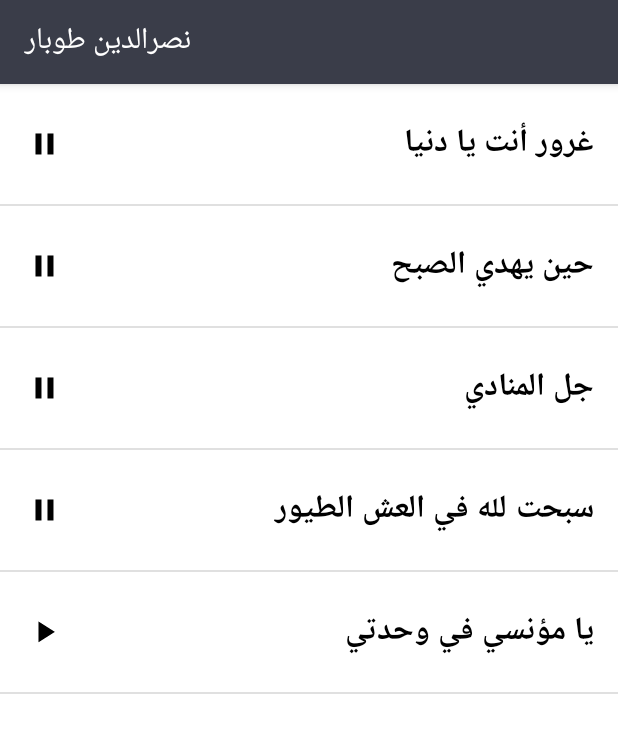
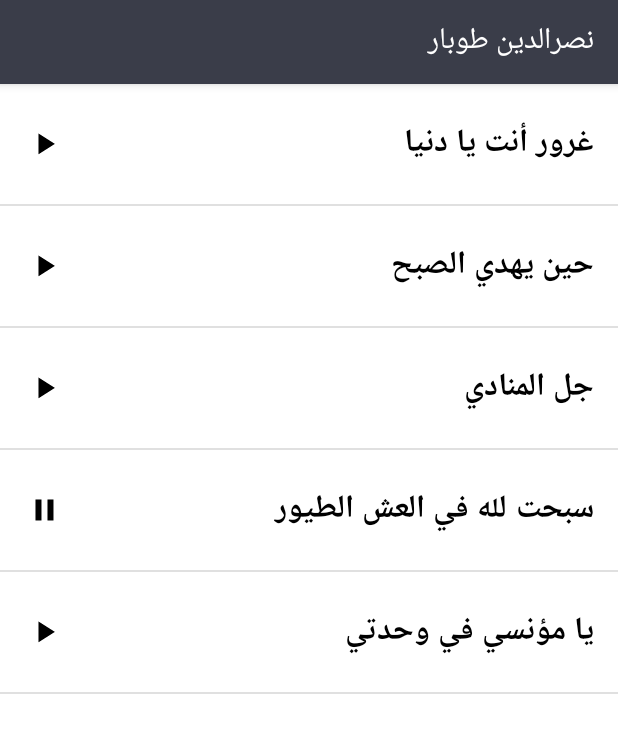
Before and after one commit to anasmannaa/ibtihalat, an Android app: the TobarActivity screen opened directly, with no data from a screen before it, after a tap on "سبحت لله في العش الطيور", on a phone screen of 412 x 824 dp. Shown: the top 733 px of the screen. Run offline under Robolectric (Android 15) with nearby library versions, the light colour scheme and no system bars.

Commit message:
configure player icon status and fix rtl layout direction of the status bar

```diff
--- a/app/src/main/java/com/anasmana/ibtihalat/TobarActivity.java
+++ b/app/src/main/java/com/anasmana/ibtihalat/TobarActivity.java
@@ -2,11 +2,12 @@ package com.anasmana.ibtihalat;
 
 import androidx.appcompat.app.AppCompatActivity;
 
+import android.annotation.TargetApi;
 import android.content.Context;
 import android.media.AudioManager;
 import android.media.MediaPlayer;
+import android.os.Build;
 import android.os.Bundle;
-import android.util.Log;
 import android.view.View;
 import android.widget.AdapterView;
 import android.widget.ImageView;
@@ -21,6 +22,7 @@ public class TobarActivity extends AppCompatActivity {
     private int mAudioFileNumber;
     private boolean mStopped = false;
     private int mLength = 0;
+    private ImageView listItemPlayerImage;
 
     private MediaPlayer.OnCompletionListener mCompleteListener = new MediaPlayer.OnCompletionListener() {
         @Override
@@ -47,6 +49,7 @@ public class TobarActivity extends AppCompatActivity {
     @Override
     protected void onCreate(Bundle savedInstanceState) {
         super.onCreate(savedInstanceState);
+        forceRTLIfSupported();
         setContentView(R.layout.word_list);
 
         mAudioManager = (AudioManager) getSystemService(Context.AUDIO_SERVICE);
@@ -70,40 +73,29 @@ public class TobarActivity extends AppCompatActivity {
         listView.setOnItemClickListener(new AdapterView.OnItemClickListener() {
             @Override
             public void onItemClick(AdapterView<?> adapterView, View view, int i, long l) {
-                ImageView listItemPlayerImage = (ImageView) view.findViewById(R.id.playerImage);
 
-                if(mMediaPlayer != null && mAudioFileNumber == i){
-                    if(mStopped) {
-                        mMediaPlayer.seekTo(mLength);
-                        mMediaPlayer.start();
-                        mStopped = false;
-                        listItemPlayerImage.setImageResource(R.mipmap.ic_stop);
-                        return;
+                if (mMediaPlayer != null) {
+                    if (mAudioFileNumber == i) {
+                        if (mStopped) {
+                            mMediaPlayer.seekTo(mLength);
+                            mMediaPlayer.start();
+                            mStopped = false;
+                            listItemPlayerImage.setImageResource(R.mipmap.ic_stop);
+                            return;
+                        } else {
+                            mMediaPlayer.pause();
+                            mLength = mMediaPlayer.getCurrentPosition();
+                            mStopped = true;
+                            listItemPlayerImage.setImageResource(R.mipmap.ic_player);
+                            return;
+                        }
                     } else {
-                        mMediaPlayer.pause();
-                        mLength=mMediaPlayer.getCurrentPosition();
-                        mStopped = true;
                         listItemPlayerImage.setImageResource(R.mipmap.ic_player);
-                        return;
+                        playAudio(words.get(i), view, i);
+
                     }
-                } else {
-                    mAudioFileNumber = i;
                 }
-
-                releaseMediaPlayer();
-                mAudioFileNumber = i;
-                Word word = words.get(i);
-
-                int result = mAudioManager.requestAudioFocus(mOnAudioFocusChangeListener,
-                        AudioManager.STREAM_MUSIC, AudioManager.AUDIOFOCUS_GAIN_TRANSIENT);
-
-                if (result == AudioManager.AUDIOFOCUS_REQUEST_GRANTED) {
-
-                    mMediaPlayer = MediaPlayer.create(TobarActivity.this, word.getmAudioResourceId());
-                    mMediaPlayer.start();
-                    listItemPlayerImage.setImageResource(R.mipmap.ic_stop);
-                    mMediaPlayer.setOnCompletionListener(mCompleteListener);
-                }
+                playAudio(words.get(i), view, i);
             }
         });
     }
@@ -112,28 +104,46 @@ public class TobarActivity extends AppCompatActivity {
     protected void onStop() {
         super.onStop();
         mMediaPlayer.pause();
-        mLength=mMediaPlayer.getCurrentPosition();
+        mLength = mMediaPlayer.getCurrentPosition();
     }
 
     @Override
     protected void onRestart() {
         super.onRestart();
-        if(!mStopped) {
+        if (!mStopped) {
             mMediaPlayer.seekTo(mLength);
             mMediaPlayer.start();
         }
     }
 
-    @Override
-    protected void onDestroy() {
-        super.onDestroy();
-        releaseMediaPlayer();
-    }
 
     private void releaseMediaPlayer() {
         if (mMediaPlayer != null) {
             mMediaPlayer.release();
-            mMediaPlayer = null;
+        }
+    }
+
+    private void playAudio(Word word, View view, int i) {
+        releaseMediaPlayer();
+        mAudioFileNumber = i;
+        listItemPlayerImage = (ImageView) view.findViewById(R.id.playerImage);
+        listItemPlayerImage.setImageResource(R.mipmap.ic_stop);
+        int result = mAudioManager.requestAudioFocus(mOnAudioFocusChangeListener,
+                AudioManager.STREAM_MUSIC, AudioManager.AUDIOFOCUS_GAIN_TRANSIENT);
+        if (result == AudioManager.AUDIOFOCUS_REQUEST_GRANTED) {
+
+            mMediaPlayer = MediaPlayer.create(TobarActivity.this, word.getmAudioResourceId());
+            mMediaPlayer.start();
+            listItemPlayerImage.setImageResource(R.mipmap.ic_stop);
+            mMediaPlayer.setOnCompletionListener(mCompleteListener);
+        }
+    }
+
+    @TargetApi(Build.VERSION_CODES.JELLY_BEAN_MR1)
+    private void forceRTLIfSupported()
+    {
+        if(Build.VERSION.SDK_INT >= Build.VERSION_CODES.JELLY_BEAN_MR1){
+            getWindow().getDecorView().setLayoutDirection(View.LAYOUT_DIRECTION_RTL);
         }
     }
 }
--- a/app/src/main/res/layout/activity_tobar.xml
+++ b/app/src/main/res/layout/activity_tobar.xml
@@ -1,9 +1,9 @@
 <?xml version="1.0" encoding="utf-8"?>
-<androidx.constraintlayout.widget.ConstraintLayout xmlns:android="http://schemas.android.com/apk/res/android"
+<LinearLayout xmlns:android="http://schemas.android.com/apk/res/android"
     xmlns:app="http://schemas.android.com/apk/res-auto"
     xmlns:tools="http://schemas.android.com/tools"
     android:layout_width="match_parent"
     android:layout_height="match_parent"
     tools:context=".TobarActivity">
 
-</androidx.constraintlayout.widget.ConstraintLayout>
+</LinearLayout>
```
Also changed, not shown: gradle/wrapper/gradle-wrapper.properties.
